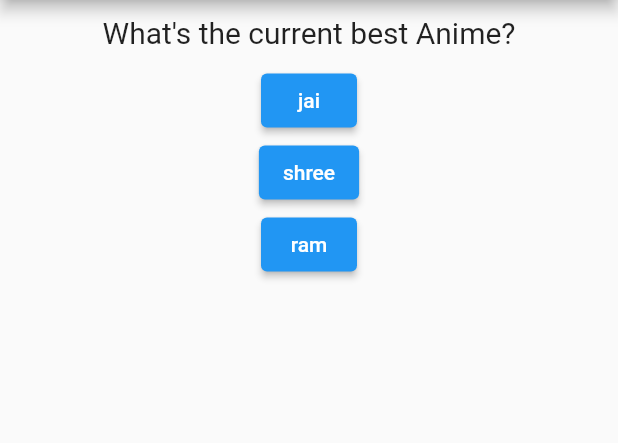
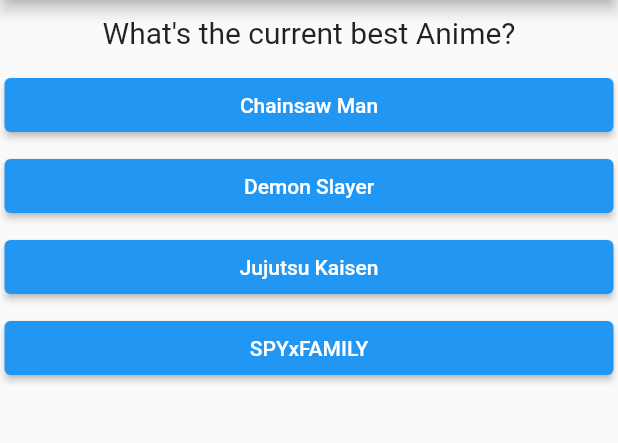
Before and after one commit to pranjalchaplot/flutter_quiz_app, a Flutter app: the screen it shows after launch, on a phone screen of 412 x 824 dp, the part 84-527 px from its top. Run offline on Flutter 3.47's test engine with Material 2 defaults, Android fonts, the phone set to English and light mode, and no system bars.

Commit message:
created answer file for Answers

```diff
--- /dev/null
+++ b/lib/answer.dart
@@ -0,0 +1,23 @@
+import 'package:flutter/material.dart';
+
+class Answer extends StatelessWidget {
+  final String answerText;
+  final VoidCallback selectHandler;
+
+  const Answer(this.answerText, this.selectHandler, {super.key});
+
+  @override
+  Widget build(BuildContext context) {
+    return Container(
+      width: double.infinity,
+      margin: const EdgeInsets.all(3),
+      child: ElevatedButton(
+        style: ButtonStyle(
+          backgroundColor: MaterialStateProperty.all(Colors.blue),
+        ),
+        onPressed: selectHandler,
+        child: Text(answerText),
+      ),
+    );
+  }
+}
--- a/lib/main.dart
+++ b/lib/main.dart
@@ -1,3 +1,4 @@
+import 'package:first_app/answer.dart';
 import 'package:flutter/material.dart';
 
 import './question.dart';
@@ -25,8 +26,24 @@ class _MyAppState extends State<MyApp> {
 
   var _questionIndex = 0;
   var questions = [
-    'What\'s the current best Anime?',
-    'What\'s the greatest anime of all time',
+    {
+      'questionText': 'What\'s the current best Anime?',
+      'answers': [
+        'Chainsaw Man',
+        'Demon Slayer',
+        'Jujutsu Kaisen',
+        'SPYxFAMILY',
+      ]
+    },
+    {
+      'questionText': 'What\'s the greatest anime of all time',
+      'answers': [
+        'Dragon Ball',
+        'Death Note',
+        'Pokemon',
+        'Doraemon',
+      ]
+    },
   ];
 
   @override
@@ -36,23 +53,13 @@ class _MyAppState extends State<MyApp> {
         appBar: AppBar(
           title: const Text('Anime Quiz'),
         ),
-        body: Column(
-          children: [
-            Question(questions[_questionIndex]),
-            ElevatedButton(
-              onPressed: _answerChosen,
-              child: const Text('jai'),
-            ),
-            ElevatedButton(
-              onPressed: _answerChosen,
-              child: const Text('shree'),
-            ),
-            ElevatedButton(
-              onPressed: _answerChosen,
-              child: const Text('ram'),
-            ),
-          ],
-        ),
+        body: Column(children: [
+          Question(questions[_questionIndex]['questionText'] as String),
+          ...(questions[_questionIndex]['answers'] as List<String>)
+              .map((answer) {
+            return Answer(answer, _answerChosen);
+          }).toList(),
+        ]),
       ),
     );
   }
--- a/lib/question.dart
+++ b/lib/question.dart
@@ -3,7 +3,7 @@ import 'package:flutter/material.dart';
 class Question extends StatelessWidget {
   final String questionText;
 
-  const Question(this.questionText);
+  const Question(this.questionText, {super.key});
 
   @override
   StatelessWidget build(BuildContext context) {
```
